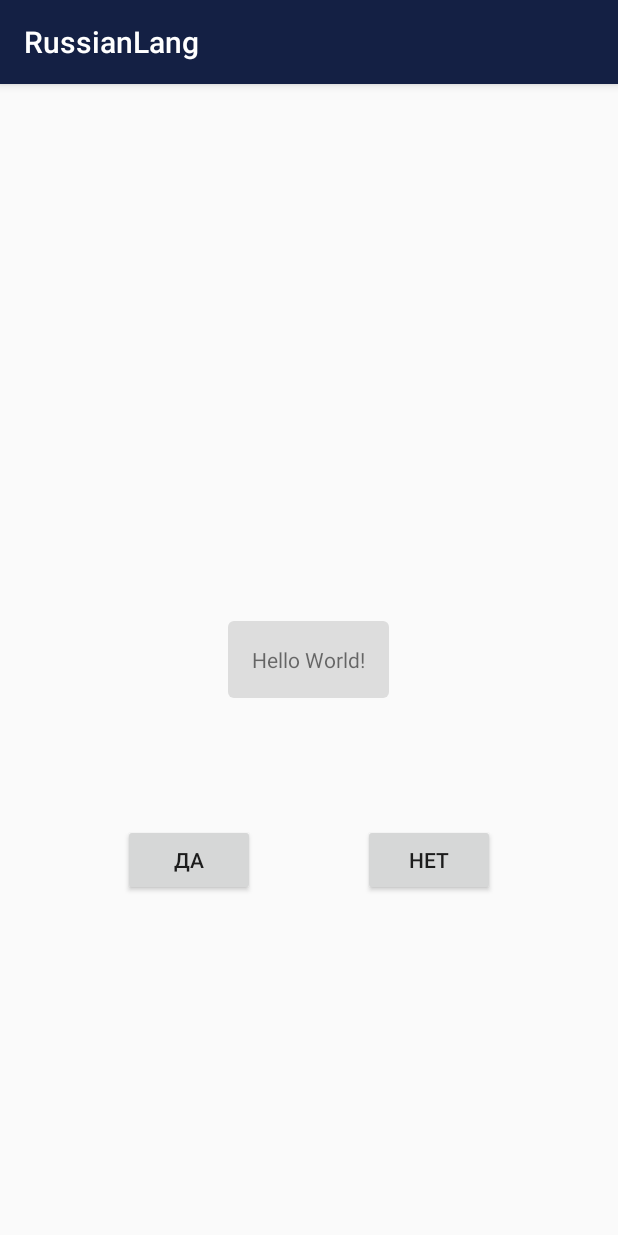
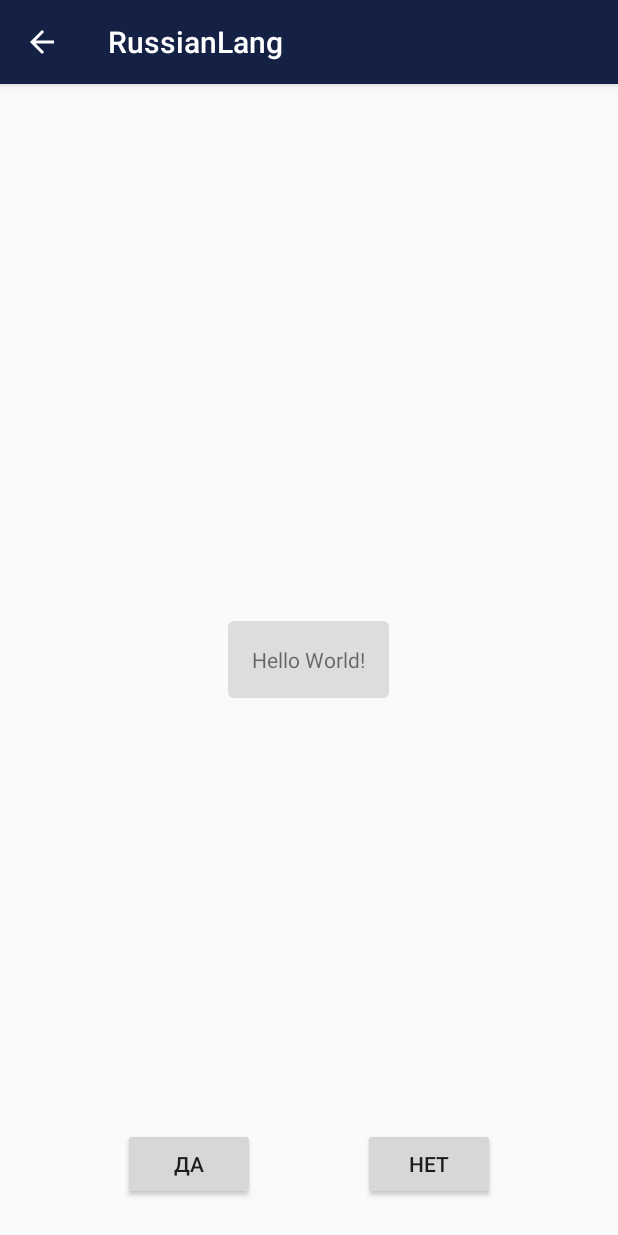
Before and after one commit to Gelassen/russian-lang-rules, an Android app: the MainActivity screen opened directly, with no data from a screen before it, after a tap on "ДА", on a phone screen of 412 x 824 dp. Run offline under Robolectric (Android 15) with nearby library versions, the phone set to English and light mode, and no system bars; 11 statements that could not run were skipped.

Commit message:
Add enhancements to the UI

```diff
--- a/app/src/main/java/ru/home/russianlang/providers/DataProvider.kt
+++ b/app/src/main/java/ru/home/russianlang/providers/DataProvider.kt
@@ -6,6 +6,8 @@ import java.lang.StringBuilder
 
 class DataProvider {
     private lateinit var evaluator: Evaluator
+
+    private var isExceptionShown: Boolean = false
 
     fun setupData(node: IViewNode) {
         this.evaluator = Evaluator()
@@ -47,4 +49,12 @@ class DataProvider {
         return strBuilder.removeSuffix("\n").toString()
     }
 
+    fun exceptionsIsShown(value: Boolean) {
+        isExceptionShown = value
+    }
+
+    fun isExceptionsShown(): Boolean {
+        return isExceptionShown
+    }
+
 }
--- a/app/src/main/java/ru/home/russianlang/views/MainActivity.kt
+++ b/app/src/main/java/ru/home/russianlang/views/MainActivity.kt
@@ -38,21 +38,31 @@ class MainActivity : AppCompatActivity() {
 
         findViewById<TextView>(R.id.title).text = rule.title
 
+        findViewById<TextView>(R.id.exceptionIndicator).setOnClickListener { view ->
+            provider.exceptionsIsShown(true)
+            updateView()
+        }
+
         updateView()
 
         positiveReply.setOnClickListener { view ->
             provider.onPositiveAnswer()
+            resetConditions()
             updateView()
         }
 
         negativeReply.setOnClickListener { view ->
             provider.onNegativeAnswer()
+            resetConditions()
             updateView()
         }
     }
 
     override fun onBackPressed() {
-        if (provider.onUpOnLevelHigher()) {
+        if (provider.isExceptionsShown()) {
+            provider.exceptionsIsShown(false)
+            updateView()
+        } else if (provider.onUpOnLevelHigher()) {
             resetConditions()
             updateView()
         } else {
@@ -61,47 +71,27 @@ class MainActivity : AppCompatActivity() {
     }
 
     private fun updateView() {
-        questionToVerify.text = provider.getCurrentData()!!.value
-
+        if (provider.isExceptionsShown()) {
+            val exceptionValue = provider.prepareExceptions(provider.getCurrentData()!!.exceptions)
+            questionToVerify.text = exceptionValue
+        } else {
+            questionToVerify.text = provider.getCurrentData()!!.value
+        }
         disableButtonsOnCase()
         showException()
     }
 
     private fun showException() {
-        if (provider.getCurrentData()!!.exceptions.isNotEmpty()) {
-            exception.visibility = View.VISIBLE
-
-            val exceptionValue = provider.prepareExceptions(provider.getCurrentData()!!.exceptions)
-
-            exception.text = exceptionValue//.toString().provider.getCurrentData()!!.exceptions.get(0)
-            exceptionTitle.visibility = View.VISIBLE
+        if (provider.getCurrentData()!!.exceptions.isNotEmpty() && !provider.isExceptionsShown()) {
+            exceptionIndicator.visibility = View.VISIBLE
         } else {
-            exceptionTitle.visibility = View.GONE
-            exception.visibility = View.GONE
+            exceptionIndicator.visibility = View.GONE
         }
     }
 
     private fun disableButtonsOnCase() {
-        if (provider.getCurrentData()!!.positive == null) {
-            positiveReply.isEnabled = false
-        } else {
-            positiveReply.isEnabled = true
-        }
-
-        if (provider.getCurrentData()!!.negative == null) {
-            negativeReply.isEnabled = false
-        } else {
-            negativeReply.isEnabled = true
-        }
-
-/*        if (provider.getCurrentData()!!.positive == null
-            && provider.getCurrentData()!!.negative == null) {
-            negativeReply.isEnabled = false
-            positiveReply.isEnabled = false
-        } else {
-            negativeReply.isEnabled = false
-            positiveReply.isEnabled = false
-        }*/
+        positiveReply.isEnabled = provider.getCurrentData()!!.positive != null
+        negativeReply.isEnabled = provider.getCurrentData()!!.negative != null
     }
 
     private fun resetConditions() {
@@ -109,5 +99,6 @@ class MainActivity : AppCompatActivity() {
         positiveReply.isEnabled = true
         exceptionTitle.visibility = View.GONE
         exception.visibility = View.GONE
+        provider.exceptionsIsShown(false)
     }
 }
--- /dev/null
+++ b/app/src/main/res/drawable/bg_content.xml
@@ -0,0 +1,9 @@
+<?xml version="1.0" encoding="utf-8"?>
+<shape xmlns:android="http://schemas.android.com/apk/res/android"
+    android:shape="rectangle">
+
+    <solid android:color="#dddddd"/>
+
+    <corners android:radius="4dp" />
+
+</shape>
--- a/app/src/main/res/drawable/bg_exception.xml
+++ b/app/src/main/res/drawable/bg_exception.xml
@@ -1,9 +1,12 @@
 <?xml version="1.0" encoding="utf-8"?>
 <shape xmlns:android="http://schemas.android.com/apk/res/android"
-    android:shape="rectangle">
+    android:shape="oval">
 
-    <solid android:color="#dddddd"/>
+    <solid
+        android:color="#7c0a02"/>
 
-    <corners android:radius="4dp" />
+    <size
+        android:width="18dp"
+        android:height="18dp"/>
 
 </shape>
--- a/app/src/main/res/layout/activity_main.xml
+++ b/app/src/main/res/layout/activity_main.xml
@@ -77,18 +77,32 @@
             android:layout_marginStart="56dp"
             android:layout_marginRight="56dp"
             android:layout_marginEnd="56dp"
-            android:layout_marginBottom="84dp"
-            android:background="@drawable/bg_exception"
+            android:layout_marginBottom="24dp"
+            android:background="@drawable/bg_content"
             android:gravity="center_horizontal"
             android:layout_centerInParent="true"
+            />
+
+        <TextView
+            android:id="@+id/exceptionIndicator"
+            android:layout_width="20dp"
+            android:layout_height="20dp"
+            android:layout_above="@id/questionToVerify"
+            android:layout_alignEnd="@id/questionToVerify"
+            android:layout_marginBottom="-8dp"
+            android:layout_marginEnd="8dp"
+            android:gravity="center"
+            android:text="!"
+            android:textColor="@android:color/white"
+            android:background="@drawable/bg_exception"
             />
 
         <LinearLayout
             android:layout_width="wrap_content"
             android:layout_height="wrap_content"
-            android:layout_below="@id/questionToVerify"
             android:orientation="horizontal"
-            android:layout_marginBottom="192dp"
+            android:layout_marginBottom="24dp"
+            android:layout_alignParentBottom="true"
             android:layout_centerHorizontal="true">
 
             <Button
--- a/app/src/main/res/layout/view_group_item.xml
+++ b/app/src/main/res/layout/view_group_item.xml
@@ -5,7 +5,7 @@
     android:layout_height="56dp"
     android:paddingStart="16dp"
     android:paddingEnd="16dp"
-    android:background="@drawable/bg_exception">
+    android:background="@drawable/bg_content">
 
     <TextView
         android:id="@+id/text"
```
Also changed, not shown: app/src/main/AndroidManifest.xml (+8 -2 lines).
